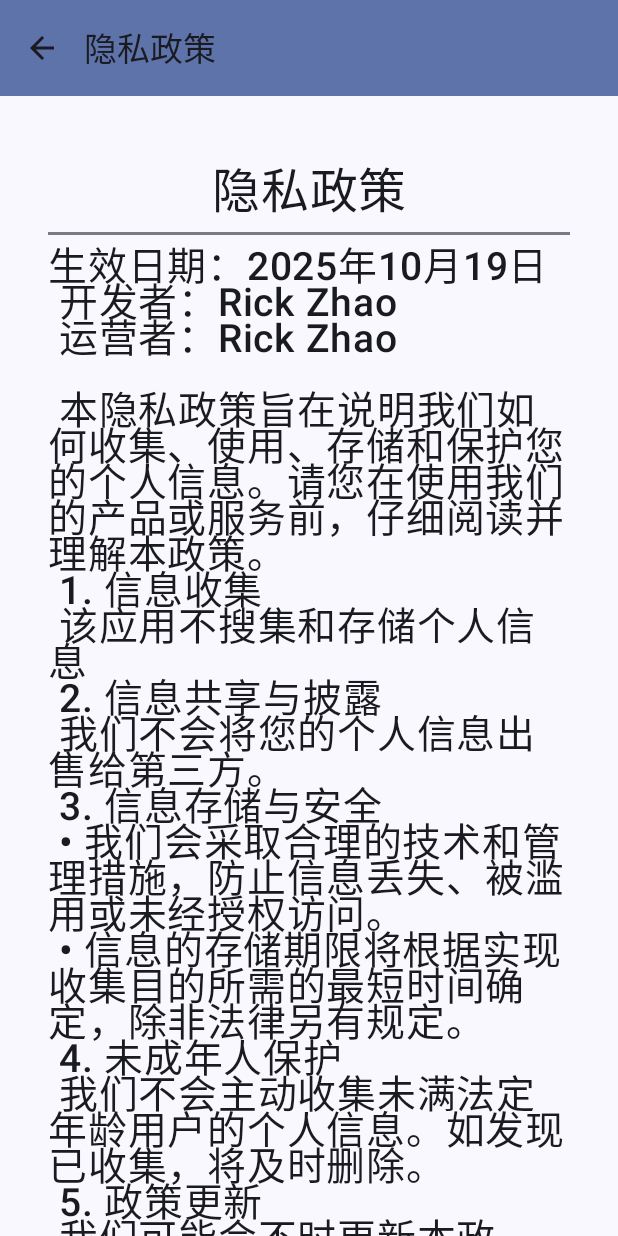
After one commit to zhaowwbb/bazi, an Android app built with Jetpack Compose: the BaziPrivacyPolicyScreen screen opened through its navigation route, on a phone screen of 412 x 824 dp. The commit adds this screen. Run offline under Robolectric (Android 15) with nearby library versions, the phone set to English and light mode, and no system bars.

Commit message:
Add privacy policy and user agreement confirm page

```diff
--- a/app/src/main/java/com/rick/bazi/BaziApp.kt
+++ b/app/src/main/java/com/rick/bazi/BaziApp.kt
@@ -35,6 +35,7 @@ import androidx.navigation.compose.currentBackStackEntryAsState
 import androidx.navigation.compose.rememberNavController
 import com.rick.bazi.data.DataSource
 import com.rick.bazi.ui.BaziAppIntroductionScreen
+import com.rick.bazi.ui.BaziConfirmPrivacyScreen
 import com.rick.bazi.ui.BaziPaipanScreen
 import com.rick.bazi.ui.BaziSampleScreen
 import com.rick.bazi.ui.BaziStartScreen
@@ -43,9 +44,14 @@ import com.rick.bazi.ui.BaziTianKeDiChongScreen
 import com.rick.bazi.ui.BaziVersionScreen
 import com.rick.bazi.ui.BaziViewModel
 import com.rick.bazi.ui.BaziDayunScreen
+import com.rick.bazi.ui.BaziPrivacyPolicyScreen
+import com.rick.bazi.ui.BaziUserAgreementScreen
 import com.rick.bazi.ui.BaziYimaScreen
 
 enum class BaziScreen(@StringRes val title: Int) {
+    ConfirmPrivacy(title = R.string.app_bazi_confirm_privacy),
+    UserAgreement(title = R.string.app_bazi_user_agreement),
+    PrivacyPolicy(title = R.string.app_bazi_privacy_policy),
     Start(title = R.string.app_bazi_title),
     Paipan(title = R.string.app_bazi_paipan),
     Sample(title = R.string.app_bazi_sample),
@@ -110,12 +116,77 @@ fun BaziApp(
 
         NavHost(
             navController = navController,
-            startDestination = BaziScreen.Start.name,
+            startDestination = BaziScreen.ConfirmPrivacy.name,
             modifier = Modifier
                 .fillMaxSize()
                 .verticalScroll(rememberScrollState())
                 .padding(innerPadding)
         ) {
+
+
+            composable(route = BaziScreen.ConfirmPrivacy.name) {
+                BaziConfirmPrivacyScreen(
+                    onNextButtonClicked = {
+                        navController.navigate(BaziScreen.Paipan.name)
+                    },
+                    navController = navController,
+                    baziInfo = baziUIInfo,
+                    baziModel = baziModel,
+                    onCancelButtonClicked = {
+                        cancelOrderAndNavigateToStart(baziModel, navController)
+                    },
+                    onSendButtonClicked = { subject: String, summary: String -> {}
+
+                    },
+                    modifier = Modifier
+                        .fillMaxSize()
+                        .padding(dimensionResource(R.dimen.padding_medium))
+                )
+            }
+
+            composable(route = BaziScreen.UserAgreement.name) {
+                BaziUserAgreementScreen(
+                    onNextButtonClicked = {
+                        navController.navigate(BaziScreen.Paipan.name)
+                    },
+                    navController = navController,
+                    baziInfo = baziUIInfo,
+                    baziModel = baziModel,
+                    onCancelButtonClicked = {
+                        cancelOrderAndNavigateToStart(baziModel, navController)
+                    },
+                    onSendButtonClicked = { subject: String, summary: String -> {}
+
+                    },
+                    modifier = Modifier
+                        .fillMaxSize()
+                        .padding(dimensionResource(R.dimen.padding_medium))
+                )
+            }
+
+
+            composable(route = BaziScreen.PrivacyPolicy.name) {
+                BaziPrivacyPolicyScreen(
+                    onNextButtonClicked = {
+                        navController.navigate(BaziScreen.Paipan.name)
+                    },
+                    navController = navController,
+                    baziInfo = baziUIInfo,
+                    baziModel = baziModel,
+                    onCancelButtonClicked = {
+                        cancelOrderAndNavigateToStart(baziModel, navController)
+                    },
+                    onSendButtonClicked = { subject: String, summary: String -> {}
+
+                    },
+                    modifier = Modifier
+                        .fillMaxSize()
+                        .padding(dimensionResource(R.dimen.padding_medium))
+                )
+            }
+
+
+
             composable(route = BaziScreen.Start.name) {
                 BaziStartScreen(
                     onNextButtonClicked = {
--- /dev/null
+++ b/app/src/main/java/com/rick/bazi/ui/BaziConfirmPrivacyScreen.kt
@@ -0,0 +1,228 @@
+package com.rick.bazi.ui
+
+import android.app.Activity
+import androidx.compose.foundation.layout.Arrangement
+import androidx.compose.foundation.layout.Column
+import androidx.compose.foundation.layout.Row
+import androidx.compose.foundation.layout.fillMaxHeight
+import androidx.compose.foundation.layout.fillMaxWidth
+import androidx.compose.foundation.layout.padding
+import androidx.compose.material3.Button
+import androidx.compose.material3.HorizontalDivider
+import androidx.compose.material3.MaterialTheme
+import androidx.compose.material3.OutlinedButton
+import androidx.compose.material3.Text
+import androidx.compose.material3.TextButton
+import androidx.compose.runtime.Composable
+import androidx.compose.ui.Alignment
+import androidx.compose.ui.Modifier
+import androidx.compose.ui.platform.LocalContext
+import androidx.compose.ui.res.dimensionResource
+import androidx.compose.ui.res.stringResource
+import androidx.compose.ui.text.font.FontWeight
+import androidx.compose.ui.text.style.TextAlign
+import androidx.compose.ui.tooling.preview.Preview
+import androidx.compose.ui.unit.dp
+import androidx.compose.ui.unit.sp
+import androidx.lifecycle.viewmodel.compose.viewModel
+import androidx.navigation.NavHostController
+import androidx.navigation.compose.rememberNavController
+import com.rick.bazi.BaziScreen
+import com.rick.bazi.R
+import com.rick.bazi.data.BaziInfo
+import com.rick.bazi.ui.theme.BaziTheme
+
+@Composable
+fun BaziConfirmPrivacyScreen(
+    onCancelButtonClicked: () -> Unit,
+    onSendButtonClicked: (String, String) -> Unit,
+    onNextButtonClicked: () -> Unit = {},
+    navController: NavHostController,
+    baziModel: BaziViewModel,
+    baziInfo: BaziInfo,
+    modifier: Modifier = Modifier
+) {
+
+
+    Column(
+        modifier = modifier,
+        verticalArrangement = Arrangement.SpaceBetween
+    ) {
+        Column(modifier = Modifier.padding(dimensionResource(R.dimen.padding_medium))) {
+            Row(
+                modifier = Modifier
+                    .padding(5.dp)
+                    .fillMaxWidth(),
+                horizontalArrangement = Arrangement.SpaceBetween,
+                verticalAlignment = Alignment.CenterVertically
+            ) {
+                Text(
+                    textAlign = TextAlign.Center,
+                    modifier = Modifier.weight(1f),
+                    fontWeight = FontWeight(500),
+                    fontSize = 32.sp,
+                    text = stringResource(R.string.app_bazi_confirm_privacy)
+                )
+            }
+            Row(
+                modifier = Modifier.fillMaxWidth(), verticalAlignment = Alignment.CenterVertically
+            ) {
+                HorizontalDivider(thickness = 2.dp)
+            }
+            Row(
+                modifier = Modifier
+                    .padding(5.dp)
+                    .fillMaxWidth(),
+                horizontalArrangement = Arrangement.SpaceBetween,
+                verticalAlignment = Alignment.CenterVertically
+            ) {
+                Text(
+                    textAlign = TextAlign.Left,
+                    modifier = Modifier.weight(1f),
+                    fontWeight = FontWeight(500),
+                    fontSize = 26.sp,
+                    text = stringResource(R.string.app_bazi_confirm_privacy_content)
+                )
+            }
+            Row(
+                modifier = Modifier.padding(5.dp),
+                horizontalArrangement = Arrangement.SpaceBetween,
+                verticalAlignment = Alignment.CenterVertically
+            ) {
+                TextButton(
+                    onClick = {navController.navigate(BaziScreen.UserAgreement.name)},
+                    modifier = Modifier
+                ) {
+                    Text(
+                        textAlign = TextAlign.Left,
+                        modifier = Modifier.weight(1f),
+                        fontWeight = FontWeight(500),
+                        fontSize = 26.sp,
+                        text = stringResource(R.string.app_bazi_user_agreement)
+                    )
+                }
+
+//                TextButton(
+//                    onClick = {navController.navigate(BaziScreen.PrivacyPolicy.name)},
+//                    modifier = Modifier
+//                ) {
+//                    Text(
+//                        textAlign = TextAlign.Center,
+//                        modifier = Modifier.weight(1f),
+//                        fontWeight = FontWeight(500),
+//                        fontSize = 26.sp,
+//                        text = stringResource(R.string.app_bazi_privacy_policy)
+//                    )
+//                }
+            }
+
+            Row(
+                modifier = Modifier
+                    .padding(5.dp)
+                    .fillMaxWidth(),
+                horizontalArrangement = Arrangement.SpaceBetween,
+                verticalAlignment = Alignment.CenterVertically
+            ) {
+                TextButton(
+                    onClick = {navController.navigate(BaziScreen.PrivacyPolicy.name)},
+                    modifier = Modifier
+                ) {
+                    Text(
+                        textAlign = TextAlign.Left,
+                        modifier = Modifier.weight(1f),
+                        fontWeight = FontWeight(500),
+                        fontSize = 26.sp,
+                        text = stringResource(R.string.app_bazi_privacy_policy)
+                    )
+                }
+            }
+
+            Row(
+                modifier = Modifier
+                    .padding(5.dp)
+                    .fillMaxWidth(),
+                horizontalArrangement = Arrangement.SpaceBetween,
+                verticalAlignment = Alignment.CenterVertically
+            ) {
+//                Text(
+//                    textAlign = TextAlign.Left,
+//                    modifier = Modifier.weight(1f),
+//                    fontWeight = FontWeight(500),
+//                    fontSize = 26.sp,
+//                    text = stringResource(R.string.app_bazi_confirm_privacy_content2)
+//                )
+            }
+
+        Column(
+            horizontalAlignment = Alignment.CenterHorizontally,
+            verticalArrangement = Arrangement.Center,
+            modifier = Modifier.fillMaxWidth()
+        ) {
+            Row(
+                modifier = Modifier.fillMaxWidth(),
+                verticalAlignment = Alignment.CenterVertically
+            ) {
+                HorizontalDivider(thickness = 2.dp)
+            }
+        }
+
+        Column(
+            horizontalAlignment = Alignment.CenterHorizontally,
+            verticalArrangement = Arrangement.Center,
+            modifier = Modifier.fillMaxWidth()
+        ) {
+
+        }
+            Row(
+                modifier = Modifier.padding(5.dp),
+                horizontalArrangement = Arrangement.SpaceBetween,
+                verticalAlignment = Alignment.CenterVertically
+            ) {
+                val activity = (LocalContext.current as? Activity)
+                OutlinedButton(
+                    modifier = Modifier.weight(1f),
+                    onClick = {
+//                        val activity = (LocalContext.current as? Activity)
+                        activity?.finish()
+                    }
+                ) {
+                    Text(
+                        text = stringResource(R.string.app_bazi_confirm_privacy_no),
+                        textAlign = TextAlign.Center,
+                        modifier = Modifier.weight(1f),
+                        fontWeight = FontWeight(500),
+                        fontSize = 22.sp,
+                    )
+                }
+
+                OutlinedButton(
+                    modifier = Modifier.weight(1f),
+                    onClick = {navController.navigate(BaziScreen.Start.name)}
+                ) {
+                    Text(
+                        text = stringResource(R.string.app_bazi_confirm_privacy_yes),
+                        textAlign = TextAlign.Center,
+                        modifier = Modifier.weight(1f),
+                        fontWeight = FontWeight(500),
+                        fontSize = 22.sp,
+                    )
+                }
+            }
+        }
+    }
+}
+
+@Preview
+@Composable
+fun BaziConfirmPrivacyScreenPreview() {
+    BaziTheme {
+        BaziConfirmPrivacyScreen(
+            onSendButtonClicked = { subject: String, summary: String -> },
+            onCancelButtonClicked = {},
+            navController = rememberNavController(),
+            baziModel = viewModel(),
+            baziInfo = BaziInfo(name = ""),
+            modifier = Modifier.fillMaxHeight()
+        )
+    }
+}
--- /dev/null
+++ b/app/src/main/java/com/rick/bazi/ui/BaziPrivacyPolicyScreen.kt
@@ -0,0 +1,109 @@
+package com.rick.bazi.ui
+
+import androidx.compose.foundation.layout.Arrangement
+import androidx.compose.foundation.layout.Column
+import androidx.compose.foundation.layout.Row
+import androidx.compose.foundation.layout.fillMaxHeight
+import androidx.compose.foundation.layout.fillMaxWidth
+import androidx.compose.foundation.layout.padding
+import androidx.compose.material3.HorizontalDivider
+import androidx.compose.material3.MaterialTheme
+import androidx.compose.material3.OutlinedButton
+import androidx.compose.material3.Text
+import androidx.compose.runtime.Composable
+import androidx.compose.ui.Alignment
+import androidx.compose.ui.Modifier
+import androidx.compose.ui.res.dimensionResource
+import androidx.compose.ui.res.stringResource
+import androidx.compose.ui.text.font.FontWeight
+import androidx.compose.ui.text.style.TextAlign
+import androidx.compose.ui.tooling.preview.Preview
+import androidx.compose.ui.unit.dp
+import androidx.compose.ui.unit.sp
+import androidx.lifecycle.viewmodel.compose.viewModel
+import androidx.navigation.NavHostController
+import androidx.navigation.compose.rememberNavController
+import com.rick.bazi.R
+import com.rick.bazi.data.BaziInfo
+import com.rick.bazi.ui.theme.BaziTheme
+
+@Composable
+fun BaziPrivacyPolicyScreen(
+    onCancelButtonClicked: () -> Unit,
+    onSendButtonClicked: (String, String) -> Unit,
+    onNextButtonClicked: () -> Unit = {},
+    navController: NavHostController,
+    baziModel: BaziViewModel,
+    baziInfo: BaziInfo,
+    modifier: Modifier = Modifier
+) {
+    Column(
+        modifier = modifier,
+        verticalArrangement = Arrangement.SpaceBetween
+    ) {
+        Column(modifier = Modifier.padding(dimensionResource(R.dimen.padding_medium))) {
+            Row(
+                modifier = Modifier
+                    .padding(5.dp)
+                    .fillMaxWidth(),
+                horizontalArrangement = Arrangement.SpaceBetween,
+                verticalAlignment = Alignment.CenterVertically
+            ) {
+                Text(
+                    textAlign = TextAlign.Center,
+                    modifier = Modifier.weight(1f),
+                    fontWeight = FontWeight(500),
+                    fontSize = 32.sp,
+                    text = stringResource(R.string.app_bazi_privacy_policy)
+                )
+            }
+            Row(
+                modifier = Modifier.fillMaxWidth(), verticalAlignment = Alignment.CenterVertically
+            ) {
+                HorizontalDivider(thickness = 2.dp)
+            }
+
+
+
+//            Row(
+//                modifier = Modifier.fillMaxWidth(),
+//                verticalAlignment = Alignment.CenterVertically
+//            ) {
+//                HorizontalDivider(thickness = 2.dp)
+//            }
+            Row(
+                modifier = Modifier.fillMaxWidth(),
+                verticalAlignment = Alignment.CenterVertically
+            ) {
+                Text(
+                    textAlign = TextAlign.Left,
+                    modifier = Modifier.weight(1f),
+                    fontWeight = FontWeight(500),
+                    fontSize = 26.sp,
+                    text = stringResource(R.string.app_bazi_privacy_policy_content)
+                )
+            }
+//            Row(
+//                modifier = Modifier.fillMaxWidth(),
+//                verticalAlignment = Alignment.CenterVertically
+//            ) {
+//                HorizontalDivider(thickness = 2.dp)
+//            }
+        }
+    }
+}
+
+@Preview
+@Composable
+fun BaziPrivacyPolicyScreenPreview() {
+    BaziTheme {
+        BaziPrivacyPolicyScreen(
+            onSendButtonClicked = { subject: String, summary: String -> },
+            onCancelButtonClicked = {},
+            navController = rememberNavController(),
+            baziModel = viewModel(),
+            baziInfo = BaziInfo(name = ""),
+            modifier = Modifier.fillMaxHeight()
+        )
+    }
+}
--- a/app/src/main/res/values/strings.xml
+++ b/app/src/main/res/values/strings.xml
@@ -6,6 +6,50 @@
     <string name="app_label_day">日</string>
     <string name="app_label_hour">时</string>
     <string name="app_bazi_title">八字排盘软件</string>
+    <string name="app_bazi_confirm_privacy">隐私政策</string>
+    <string name="app_bazi_confirm_privacy_yes">同意</string>
+    <string name="app_bazi_confirm_privacy_no">不同意</string>
+    <string name="app_bazi_confirm_privacy_content">欢迎使用“八字排盘软件”应用，我们非常重视您的个人信息和隐私保护, 请阅读并同意下面的《用户协议》和《隐私政策》，以继续使用本服务。\n
+为了提供完整的服务，我们需要您提供出生时间的个人信息。我们将严格保护您的个人信息， 点击同意即表示您已阅读并接受该政策。
+</string>
+    <string name="app_bazi_confirm_privacy_content1">欢迎使用“八字排盘软件”应用，我们非常重视您的个人信息和隐私保护, 为了提供完整的服务，我们需要您提供出生时间的个人信息。请阅读并同意我们的</string>
+    <string name="app_bazi_confirm_privacy_content2">我们将严格保护您的个人信息， 点击同意即表示您已阅读并接受该政策。</string>
+    <string name="app_bazi_confirm_privacy_content3">为了提供完整的服务，我们需要您提供出生时间的个人信息。我们将严格保护您的个人信息， 点击同意即表示您已阅读并接受该政策。</string>
+    <string name="app_bazi_confirm_privacy_content4">请阅读</string>
+    <string name="app_bazi_confirm_privacy_content_and">和</string>
+    <string name="app_bazi_confirm_privacy_content6">用户协议</string>
+    <string name="app_bazi_user_agreement">用户协议</string>
+    <string name="app_bazi_user_agreement_content">
+八字，又称生辰八字或四柱八字，是中国传统命理学中的概念，指一个人出生年、月、日、时所对应的八个天干和地支字组合，形成年柱、月柱、日柱和时柱。它用干支历法记录时间，古代星相家以此推算人的命运好坏。八字由一个人的出生时间点决定，是其一生信息的一种反映。 \n
+根据出生时间计算出一个人的八字需要经过复杂的计算，这个软件的主要功能就是帮助人们快速计算出一个人的八字信息，并且根据信息进行一些简单的分析。\n
+这个软件使用Kotlin编写，Kotlin是一种静态类型、开源的通用编程语言，由JetBrains开发，支持面向对象和函数式编程，用于Android开发。\n
+这个应用以娱乐为主，要相信科学。\n
+        为了提供完整的服务，我们需要您提供出生时间的个人信息。我们将严格保护您的个人信息， 您的个人信息将用于优化体验。
+    </string>
+    <string name="app_bazi_privacy_policy">隐私政策</string>
+    <string name="app_bazi_privacy_policy_content">
+生效日期：2025年10月19日\n
+开发者：Rick Zhao\n
+运营者：Rick Zhao\n
+\n
+本隐私政策旨在说明我们如何收集、使用、存储和保护您的个人信息。请您在使用我们的产品或服务前，仔细阅读并理解本政策。\n
+1. 信息收集\n
+该应用不搜集和存储个人信息\n
+2. 信息共享与披露\n
+我们不会将您的个人信息出售给第三方。\n
+3. 信息存储与安全\n
+•	我们会采取合理的技术和管理措施，防止信息丢失、被滥用或未经授权访问。\n
+•	信息的存储期限将根据实现收集目的所需的最短时间确定，除非法律另有规定。\n
+4. 未成年人保护\n
+我们不会主动收集未满法定年龄用户的个人信息。如发现已收集，将及时删除。\n
+5. 政策更新\n
+我们可能会不时更新本政策，并在更新后通过公告或其他方式通知您。\n
+6. 政策更新\n
+我们可能会不时更新本政策，并在更新后通过公告或其他方式通知您。\n
+7. 联系我们\n
+如您对本隐私政策有任何疑问或投诉，请通过以下方式联系我们：\n
+•	邮箱：zhaowenbo751@hotmail.com
+    </string>
     <string name="app_bazi">八字排盘软件</string>
     <string name="app_bazi_science">相信科学</string>
     <string name="app_bazi_paipan">八字排盘</string>
```
Also changed, not shown: app/src/main/java/com/rick/bazi/ui/BaziPaipanScreen.kt (+29 -0 lines), app/src/main/java/com/rick/bazi/ui/BaziUserAgreementScreen.kt (added, +110 -0 lines).
